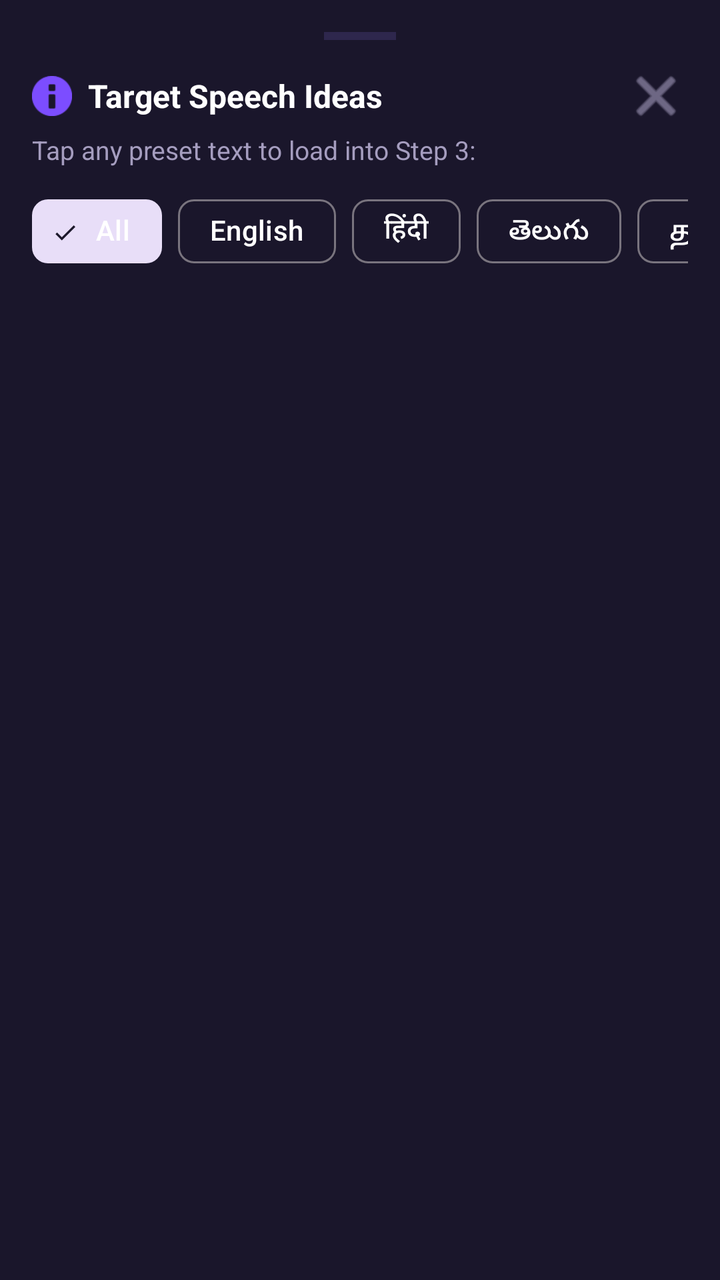
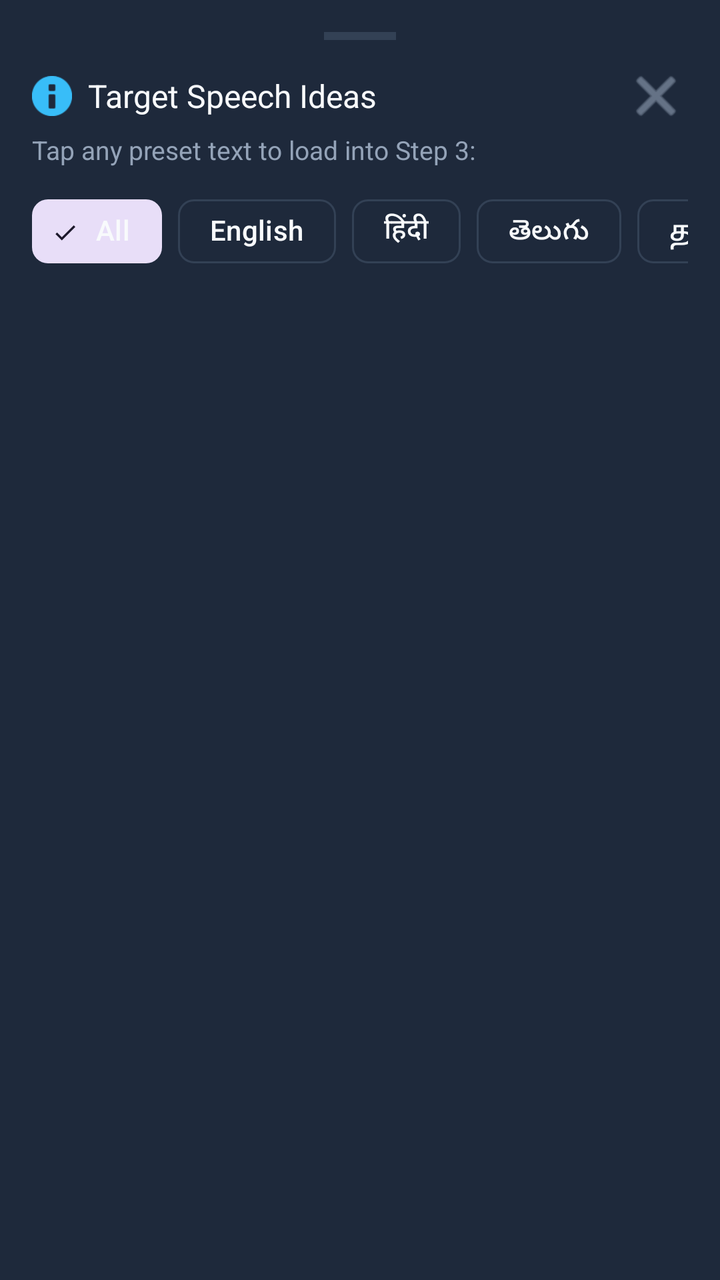

The first picture is an Android layout as it rendered before a commit; the second is the same layout after the commit. The layout source and the unified diff follow.
<!-- AndroidManifest.xml: application theme Theme.IndicVoice -->
<!-- res/layout/bottom_sheet_quick_ideas.xml -->
<?xml version="1.0" encoding="utf-8"?>
<LinearLayout xmlns:android="http://schemas.android.com/apk/res/android"
    xmlns:app="http://schemas.android.com/apk/res-auto"
    android:layout_width="match_parent"
    android:layout_height="wrap_content"
    android:background="@color/card_dark"
    android:orientation="vertical"
    android:padding="16dp">

    
    <View
        android:layout_width="36dp"
        android:layout_height="4dp"
        android:layout_gravity="center_horizontal"
        android:layout_marginBottom="12dp"
        android:background="@color/card_stroke" />

    
    <LinearLayout
        android:layout_width="match_parent"
        android:layout_height="wrap_content"
        android:gravity="center_vertical"
        android:orientation="horizontal">

        <ImageView
            android:layout_width="20dp"
            android:layout_height="20dp"
            android:src="@android:drawable/ic_dialog_info"
            app:tint="@color/primary" />

        <TextView
            android:layout_width="0dp"
            android:layout_height="wrap_content"
            android:layout_marginStart="8dp"
            android:layout_weight="1"
            android:text="Target Speech Ideas"
            android:textColor="@color/text_primary"
            android:textSize="16sp"
            android:textStyle="bold" />

        <ImageButton
            android:id="@+id/btnCloseIdeas"
            android:layout_width="32dp"
            android:layout_height="32dp"
            android:background="?attr/selectableItemBackgroundBorderless"
            android:src="@android:drawable/ic_menu_close_clear_cancel"
            app:tint="@color/text_secondary" />
    </LinearLayout>

    <TextView
        android:layout_width="match_parent"
        android:layout_height="wrap_content"
        android:layout_marginTop="2dp"
        android:text="Tap any preset text to load into Step 3:"
        android:textColor="@color/text_secondary"
        android:textSize="13sp" />

    
    <HorizontalScrollView
        android:layout_width="match_parent"
        android:layout_height="wrap_content"
        android:layout_marginTop="8dp"
        android:layout_marginBottom="10dp"
        android:scrollbars="none">

        <com.google.android.material.chip.ChipGroup
            android:id="@+id/cgLanguageFilter"
            android:layout_width="wrap_content"
            android:layout_height="wrap_content"
            app:singleSelection="true">

            <com.google.android.material.chip.Chip
                android:id="@+id/chipAll"
                style="@style/Widget.Material3.Chip.Filter"
                android:layout_width="wrap_content"
                android:layout_height="wrap_content"
                android:checked="true"
                android:text="All"
                android:textColor="@color/text_primary" />

            <com.google.android.material.chip.Chip
                android:id="@+id/chipEn"
                style="@style/Widget.Material3.Chip.Filter"
                android:layout_width="wrap_content"
                android:layout_height="wrap_content"
                android:text="English"
                android:textColor="@color/text_primary" />

            <com.google.android.material.chip.Chip
                android:id="@+id/chipHi"
                style="@style/Widget.Material3.Chip.Filter"
                android:layout_width="wrap_content"
                android:layout_height="wrap_content"
                android:text="हिंदी"
                android:textColor="@color/text_primary" />

            <com.google.android.material.chip.Chip
                android:id="@+id/chipTe"
                style="@style/Widget.Material3.Chip.Filter"
                android:layout_width="wrap_content"
                android:layout_height="wrap_content"
                android:text="తెలుగు"
                android:textColor="@color/text_primary" />

            <com.google.android.material.chip.Chip
                android:id="@+id/chipTa"
                style="@style/Widget.Material3.Chip.Filter"
                android:layout_width="wrap_content"
                android:layout_height="wrap_content"
                android:text="தமிழ்"
                android:textColor="@color/text_primary" />
        </com.google.android.material.chip.ChipGroup>
    </HorizontalScrollView>

    <androidx.recyclerview.widget.RecyclerView
        android:id="@+id/rvQuickIdeas"
        android:layout_width="match_parent"
        android:layout_height="wrap_content"
        android:nestedScrollingEnabled="false" />

</LinearLayout>
<!-- resources referenced by this layout -->
<resources>
  <color name="card_dark">#1A162B</color>
  <color name="card_stroke">#2E274D</color>
  <color name="primary">#7C4DFF</color>
  <color name="text_primary">#FFFFFF</color>
  <color name="text_secondary">#A59DBF</color>
  <style name="Theme.IndicVoice" parent="Theme.Material3.DayNight.NoActionBar">
          <item name="colorPrimary">@color/primary</item>
          <item name="colorPrimaryInverse">@color/primary_variant</item>
          <item name="colorSecondary">@color/secondary</item>
          <item name="android:statusBarColor">@color/background_dark</item>
          <item name="android:windowBackground">@color/background_dark</item>
          <item name="colorSurface">@color/card_dark</item>
          <item name="colorOnSurface">@color/text_primary</item>
      </style>
  <color name="primary_variant">#651FFF</color>
  <color name="secondary">#00E5FF</color>
  <color name="background_dark">#121212</color>
</resources>

<!-- the commit's change to res/layout/bottom_sheet_quick_ideas.xml (unified diff, before → after) -->
@@ -26,17 +26,17 @@
             android:layout_width="20dp"
             android:layout_height="20dp"
             android:src="@android:drawable/ic_dialog_info"
-            app:tint="@color/primary" />
+            app:tint="@color/secondary" />
 
         <TextView
             android:layout_width="0dp"
             android:layout_height="wrap_content"
             android:layout_marginStart="8dp"
             android:layout_weight="1"
+            android:fontFamily="sans-serif-bold"
             android:text="Target Speech Ideas"
             android:textColor="@color/text_primary"
-            android:textSize="16sp"
-            android:textStyle="bold" />
+            android:textSize="16sp" />
 
         <ImageButton
             android:id="@+id/btnCloseIdeas"
<!-- resource entries referenced after the edit -->
@@ -1,21 +1,26 @@
 <!-- resources referenced by this layout -->
 <resources>
-  <color name="card_dark">#1A162B</color>
-  <color name="card_stroke">#2E274D</color>
-  <color name="primary">#7C4DFF</color>
-  <color name="text_primary">#FFFFFF</color>
-  <color name="text_secondary">#A59DBF</color>
+  <color name="card_dark">#1E293B</color>
+  <color name="card_stroke">#334155</color>
+  <color name="primary">#2563EB</color>
+  <color name="text_primary">#F8FAFC</color>
+  <color name="text_secondary">#94A3B8</color>
   <style name="Theme.IndicVoice" parent="Theme.Material3.DayNight.NoActionBar">
           <item name="colorPrimary">@color/primary</item>
           <item name="colorPrimaryInverse">@color/primary_variant</item>
           <item name="colorSecondary">@color/secondary</item>
           <item name="android:statusBarColor">@color/background_dark</item>
+          <item name="android:navigationBarColor">@color/background_dark</item>
           <item name="android:windowBackground">@color/background_dark</item>
           <item name="colorSurface">@color/card_dark</item>
           <item name="colorOnSurface">@color/text_primary</item>
+          <item name="colorSurfaceVariant">@color/surface_dark</item>
+          <item name="colorOnSurfaceVariant">@color/text_secondary</item>
+          <item name="colorOutline">@color/card_stroke</item>
       </style>
-  <color name="primary_variant">#651FFF</color>
-  <color name="secondary">#00E5FF</color>
-  <color name="background_dark">#121212</color>
+  <color name="primary_variant">#1D4ED8</color>
+  <color name="secondary">#38BDF8</color>
+  <color name="background_dark">#0F1729</color>
+  <color name="surface_dark">#151E30</color>
 </resources>
 
